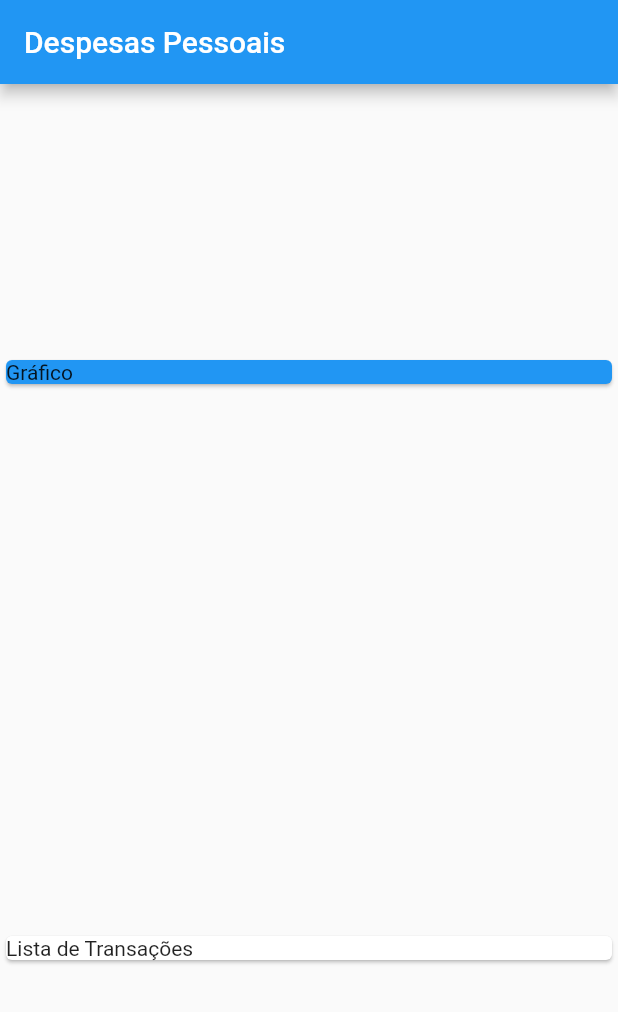
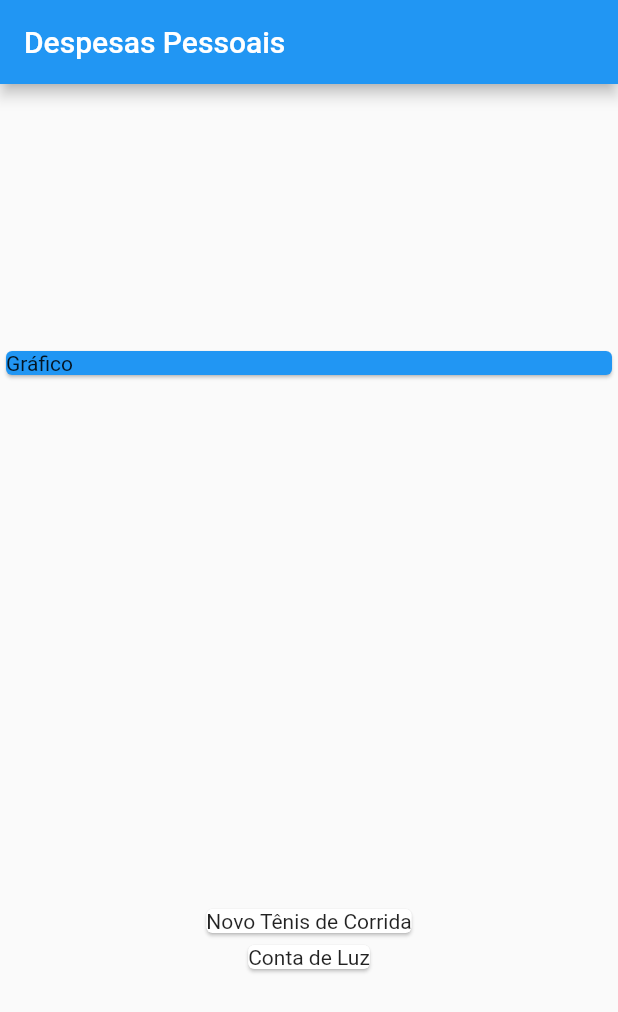
Before and after one commit to mateusgcoelho/expenses-app, a Flutter app: the screen it shows after launch, on a phone screen of 412 x 824 dp. Shown: the top 1012 px of the screen. Run offline on Flutter 3.47's test engine with Material 2 defaults, Android fonts, the phone set to English and light mode, and no system bars.

Commit message:
Mapear dados para widgets

```diff
--- a/lib/main.dart
+++ b/lib/main.dart
@@ -44,8 +44,12 @@ class MyHomePage extends StatelessWidget {
               child: Text("Gráfico"),
             ),
           ),
-          Card(
-            child: Text("Lista de Transações"),
+          Column(
+            children: _transactions.map((tr) {
+              return Card(
+                child: Text(tr.title),
+              );
+            }).toList(),
           )
         ],
       ),
```
